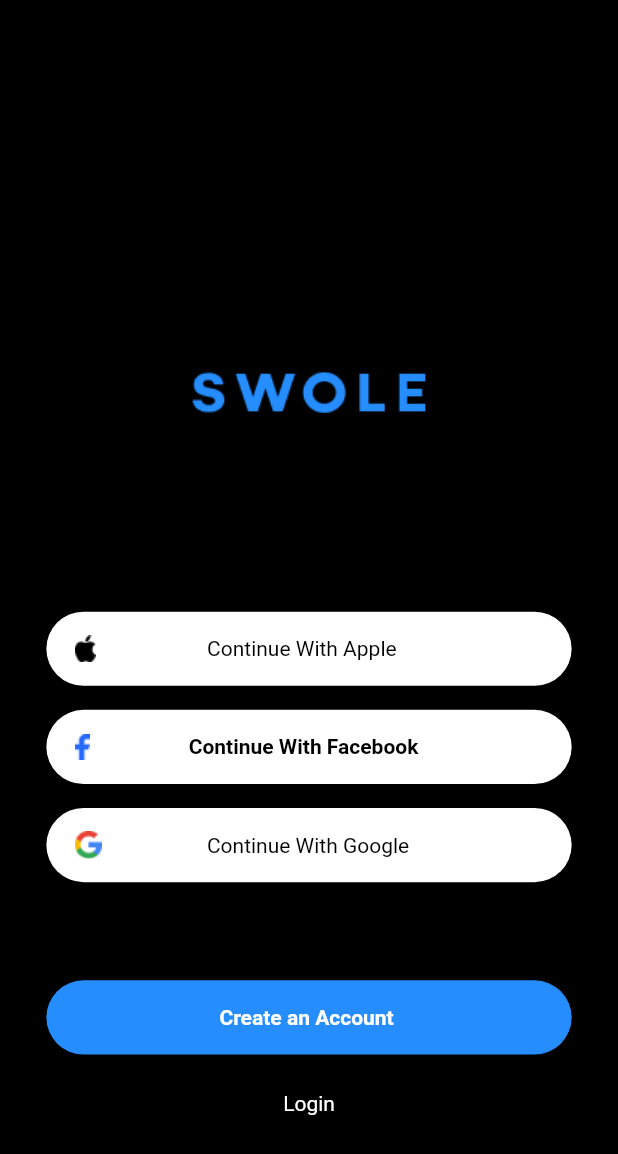
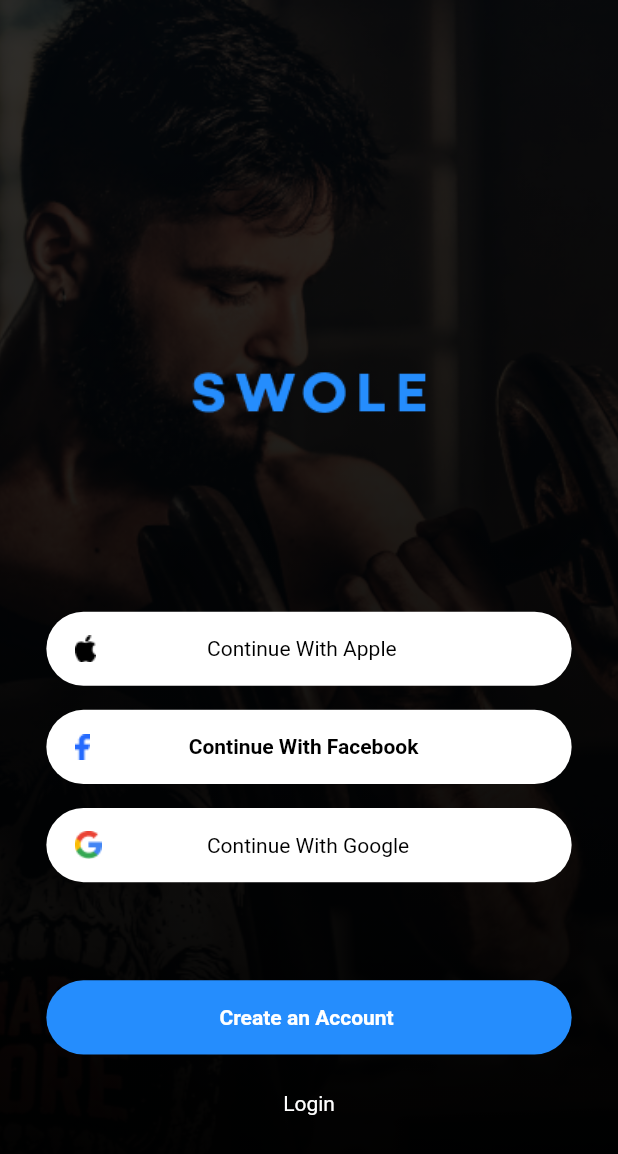
Before and after one commit to ArslanAshraf462/SWOLE-App, a Flutter app: the screen it shows after launch, on a phone screen of 412 x 824 dp. Shown: the top 1154 px of the screen. Run offline on Flutter 3.47's test engine with Material 2 defaults, Android fonts, the phone set to English and light mode, and no system bars; our stand-ins replace image_picker.

Commit message:
Added the login screen

```diff
--- a/lib/constants/app_strings.dart
+++ b/lib/constants/app_strings.dart
@@ -3,5 +3,14 @@ static const String continueAppleText='Continue With Apple';
 static const String continueFbText='Continue With Facebook';
 static const String continueGoogleText='Continue With Google';
 static const String createAnAccountText='Create an Account';
+static const String createAccountText='Create Account';
 static const String loginText='Login';
+static const String textFieldNameText='Your Name';
+static const String textFieldDOBText='Date of Birth';
+static const String textFieldEmailText='Email';
+static const String textFieldPasswordText='Password';
+static const String acceptText='Accept our ';
+static const String privacyText='Privacy Policy ';
+static const String andText='and ';
+static const String termsText='Terms of Use';
 }
--- a/lib/constants/assets.dart
+++ b/lib/constants/assets.dart
@@ -6,5 +6,6 @@ class AppAssets{
   static const String appleIcon='assets/images/apple.png';
   static const String fbIcon='assets/images/fb.png';
   static const String googleIcon='assets/images/google.png';
-
+  static const String createAccountScreenBgImage='assets/images/createaccountbg.jpg';
+  static const String imagePicker='assets/images/circle.png';
 }
--- a/lib/constants/colors.dart
+++ b/lib/constants/colors.dart
@@ -1,12 +1,18 @@
 import 'package:flutter/material.dart';
 
 class AppColors{
-  static const Color splashOverlayColor1=Color.fromRGBO(37, 141, 253, 1);
+  static const Color splashOverlayColor1=Color.fromRGBO(37, 141, 253, 0.8);
   static const Color splashOverlayColor2=Color.fromRGBO(37, 141, 253, 0);
-  static const Color welcomeScreenOverlayColor1=Color.fromRGBO(0, 0, 0, 100);
+  static const Color welcomeScreenOverlayColor1=Color.fromRGBO(0, 0, 0, 0.8);
   static const Color welcomeScreenOverlayColor2=Color.fromRGBO(0, 0, 0, 1);
+  static const Color createAccountScreenOverlayColor1=Color.fromRGBO(0, 0, 0, 0.9);
+  static const Color createAccountScreenOverlayColor2=Color.fromRGBO(0, 0, 0, 1);
   static const Color welcomeScreenBGImageBlend=Colors.grey;
   static const Color whiteColor=Colors.white;
   static const Color blackColor=Colors.black;
   static const Color appBlueColor=Color(0xff258DFD);
+  static const Color textFieldColor=Color(0xff202328);
+  static const Color textTextFieldColor=Color(0xff939393);
+  static const Color textFieldInputColor=Color(0xffFFFFFF);
+  static const Color checkboxTextColor=Color(0xffB7B7B7);
 }
--- a/lib/routes/routes.dart
+++ b/lib/routes/routes.dart
@@ -1,8 +1,8 @@
 import 'package:flutter/material.dart';
 import 'package:swole_app/routes/routes_name.dart';
-import 'package:swole_app/ui/screens/create_account.dart';
-import '../ui/screens/splash_screen.dart';
-import '../ui/screens/welcome_screen.dart';
+import 'package:swole_app/ui/screens/create_account/create_account.dart';
+import '../ui/screens/splash_screen/splash_screen.dart';
+import '../ui/screens/welcome_screen/welcome_screen.dart';
 
 class Routes{
   static Route<dynamic> generateRoute(RouteSettings settings){
--- a/lib/ui/screens/welcome_screen.dart
+++ b/lib/ui/screens/welcome_screen/welcome_screen.dart
@@ -4,9 +4,9 @@ import 'package:swole_app/constants/colors.dart';
 import 'package:swole_app/routes/routes_name.dart';
 import 'package:swole_app/ui/utils/ui_helper/ui_helper.dart';
 
-import '../../constants/assets.dart';
-import '../widgets/background_image_widget.dart';
-import '../widgets/button_widget.dart';
+import '../../../constants/assets.dart';
+import '../../widgets/background_image_widget.dart';
+import '../../widgets/button_widget.dart';
 
 class WelcomeScreen extends StatelessWidget {
   const WelcomeScreen({Key? key}) : super(key: key);
--- a/lib/ui/widgets/background_image_widget.dart
+++ b/lib/ui/widgets/background_image_widget.dart
@@ -6,13 +6,16 @@ class BackgroundImageWidget extends StatelessWidget {
   final Color upperColor;
   final Color lowerColor;
   final Widget child;
+  final PreferredSizeWidget? appBar;
 
   const BackgroundImageWidget(
       {Key? key,
       required this.image,
       required this.upperColor,
       required this.lowerColor,
-      required this.child})
+      required this.child,
+      this.appBar,
+      })
       : super(key: key);
 
   @override
@@ -37,6 +40,7 @@ class BackgroundImageWidget extends StatelessWidget {
               ]),
         ),
         child: Scaffold(
+          appBar: appBar,
           backgroundColor: Colors.transparent,
           body: child,
         ),
--- a/pubspec.yaml
+++ b/pubspec.yaml
@@ -36,6 +36,7 @@ dependencies:
   # The following adds the Cupertino Icons font to your application.
   # Use with the CupertinoIcons class for iOS style icons.
   cupertino_icons: ^1.0.2
+  image_picker: ^0.8.6
 
 dev_dependencies:
   flutter_test:
```
Also changed, not shown: lib/ui/screens/create_account.dart (deleted, +0 -12 lines), lib/ui/screens/create_account/components/checkbox_widget.dart (added, +29 -0 lines), lib/ui/screens/create_account/components/select_image_widget.dart (added, +24 -0 lines), lib/ui/screens/create_account/create_account.dart (added, +183 -0 lines), lib/ui/widgets/app_bar_widget.dart (added, +19 -0 lines), lib/ui/widgets/text_form_field_widget.dart (added, +63 -0 lines), assets/images/circle.png (added), lib/ui/screens/splash_screen/splash_screen.dart (renamed from lib/ui/screens/splash_screen.dart), pubspec.lock.
